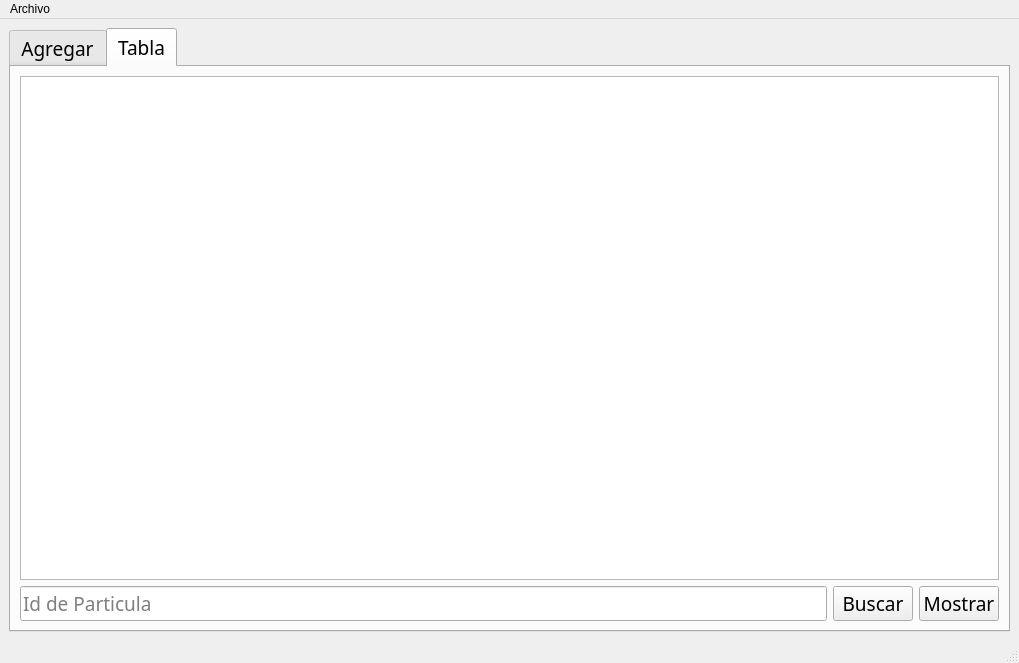
Above: mainwindow.ui from KrystalGuz/Actividad12 before the change. Below: the same form after it.
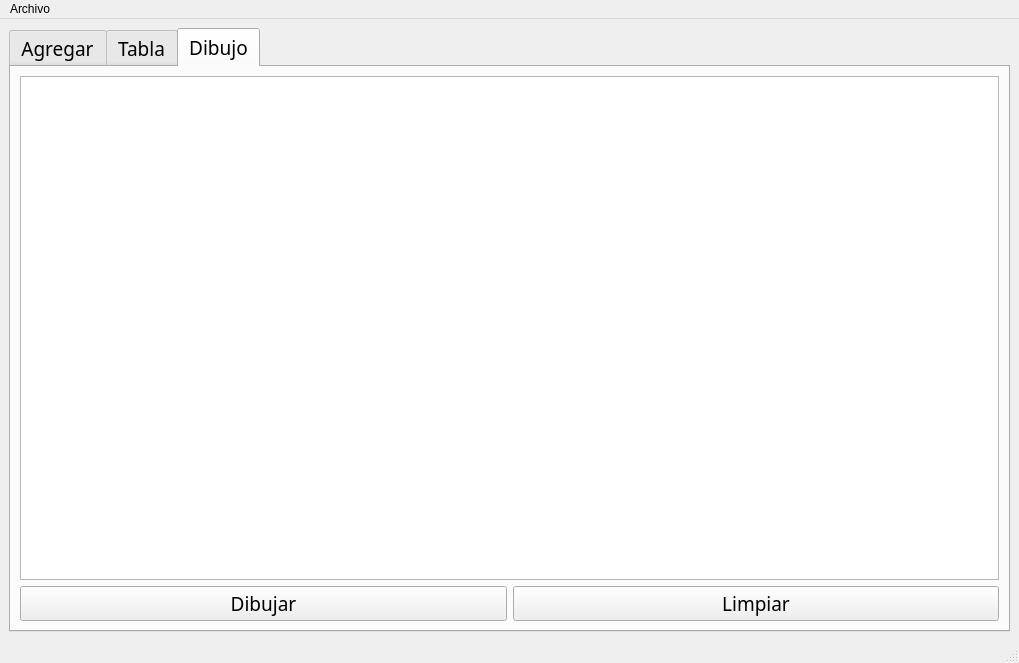
That is the form after the change.

The edit to the form file:
```diff
--- a/mainwindow.ui
+++ b/mainwindow.ui
@@ -24,7 +24,7 @@
        </font>
       </property>
       <property name="currentIndex">
-       <number>1</number>
+       <number>2</number>
       </property>
       <widget class="QWidget" name="tab">
        <attribute name="title">
@@ -751,6 +751,40 @@
         </item>
        </layout>
       </widget>
+      <widget class="QWidget" name="tab_3">
+       <attribute name="title">
+        <string>Dibujo</string>
+       </attribute>
+       <layout class="QGridLayout" name="gridLayout_5">
+        <item row="0" column="0" colspan="2">
+         <widget class="QGraphicsView" name="graphicsView"/>
+        </item>
+        <item row="1" column="0">
+         <widget class="QPushButton" name="Dibujar">
+          <property name="font">
+           <font>
+            <family>Broadway</family>
+           </font>
+          </property>
+          <property name="text">
+           <string>Dibujar</string>
+          </property>
+         </widget>
+        </item>
+        <item row="1" column="1">
+         <widget class="QPushButton" name="Limpiar">
+          <property name="font">
+           <font>
+            <family>Broadway</family>
+           </font>
+          </property>
+          <property name="text">
+           <string>Limpiar</string>
+          </property>
+         </widget>
+        </item>
+       </layout>
+      </widget>
      </widget>
     </item>
    </layout>
```
